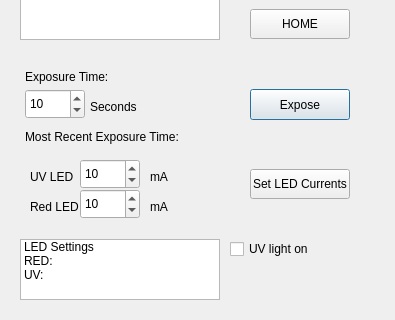
The window that MotorControllerUI/dialog_motorcontroller_1.5.ui (CiaranBarron/MotorController) describes before a commit, drawn with Qt 5; both pictures show x 0 to 395 and y 191 to 511 of the 395 by 511 pixel window.
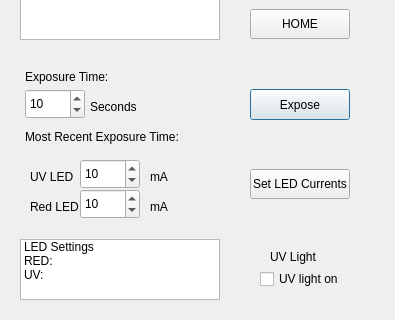
The same window after the commit.

Commit message: adding a toggle button for the UV light. Still needs work.

What changed in the file:
```diff
--- a/MotorControllerUI/dialog_motorcontroller_1.5.ui
+++ b/MotorControllerUI/dialog_motorcontroller_1.5.ui
@@ -204,8 +204,8 @@
   <widget class="QCheckBox" name="UV_ON_CHECKBOX">
    <property name="geometry">
     <rect>
-     <x>230</x>
-     <y>430</y>
+     <x>260</x>
+     <y>460</y>
      <width>81</width>
      <height>20</height>
     </rect>
@@ -368,6 +368,19 @@
     </property>
    </item>
   </widget>
+  <widget class="QLabel" name="label_7">
+   <property name="geometry">
+    <rect>
+     <x>270</x>
+     <y>440</y>
+     <width>49</width>
+     <height>16</height>
+    </rect>
+   </property>
+   <property name="text">
+    <string>UV Light</string>
+   </property>
+  </widget>
  </widget>
  <resources/>
  <connections/>
```
The commit also changes 6 other files.
